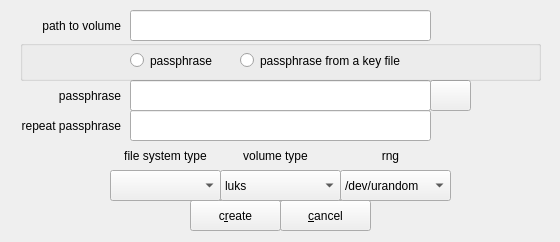
Old version of the form zuluCrypt-gui/createpartition.ui in the repository mhogomchungu/zuluCrypt.
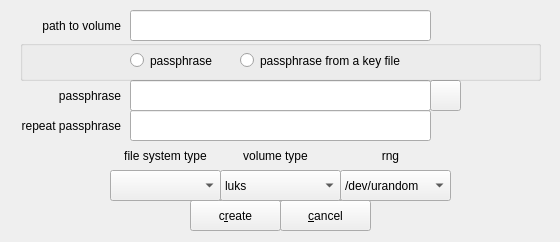
New version of the form.

```diff
--- a/zuluCrypt-gui/createpartition.ui
+++ b/zuluCrypt-gui/createpartition.ui
@@ -134,7 +134,7 @@
     <rect>
      <x>430</x>
      <y>80</y>
-     <width>41</width>
+     <width>31</width>
      <height>31</height>
     </rect>
    </property>
```
